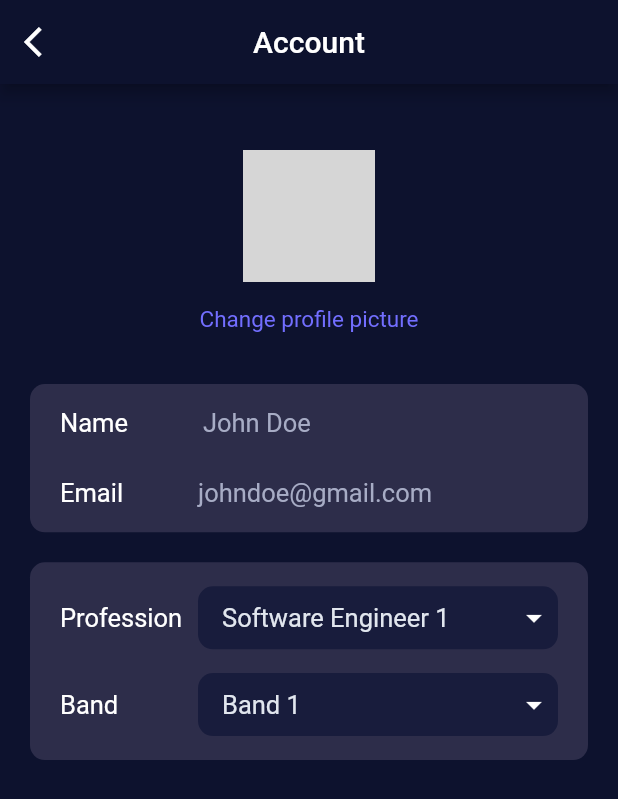
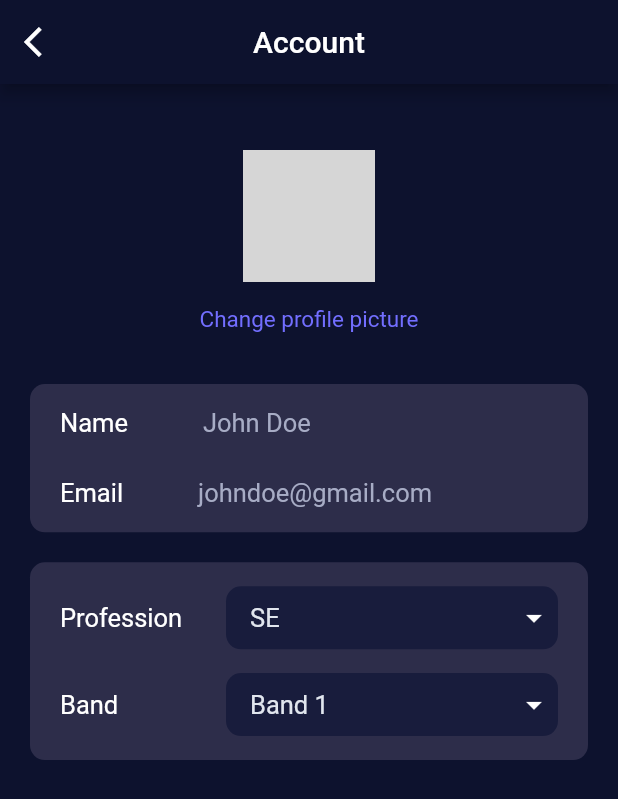
Before and after one commit to CoderPush/Stepper, a Flutter app: the ProfileUserEditScreen screen opened by its route, on a phone screen of 412 x 824 dp. Shown: the top 799 px of the screen. Run offline on Flutter 3.47's test engine with Material 2 defaults, Android fonts, the phone set to English and light mode, and no system bars; our stand-ins replace bloc, equatable, flutter_bloc, get_it, hive, hive_flutter and 1 more; accounts and stored records are empty; network calls fail; grey boxes are pictures that could not be loaded.

Commit message:
responsive ui

```diff
--- a/lib/common/consts.dart
+++ b/lib/common/consts.dart
@@ -36,11 +36,8 @@ List<String> monthNames = [
 
 // Profile user
 final List<String> professionList = [
-  'Software Engineer 1',
-  'Software Engineer 2',
-  'Software Engineer 3',
-  'Software Engineer 4',
-  'Software Engineer 5'
+  'SE',
+  'QA',
 ];
 
 final List<String> bandList = ['Band 1', 'Band 2', 'Band 3', 'Band 4', 'Band 5'];
--- a/lib/presentation/profile_user/views/badge_list_view.dart
+++ b/lib/presentation/profile_user/views/badge_list_view.dart
@@ -7,8 +7,10 @@ class BadgeListView extends StatelessWidget {
 
   @override
   Widget build(BuildContext context) {
+    final screenSize = MediaQuery.of(context).size;
+
     return SizedBox(
-      height: fortySix,
+      height: screenSize.width * 0.11,
       child: ListView.builder(
         scrollDirection: Axis.horizontal,
         itemCount: 10,
--- a/lib/presentation/profile_user/views/badge_view.dart
+++ b/lib/presentation/profile_user/views/badge_view.dart
@@ -21,17 +21,17 @@ class BadgeView extends StatelessWidget {
         vertical: sixteen,
         horizontal: twelve,
       ),
-      height: screenSize.width * 0.30,
+      height: screenSize.width * 0.32,
       width: double.infinity,
       decoration: BoxDecoration(
         color: blueGrey,
         borderRadius: BorderRadius.circular(largeBorderRadius),
       ),
       child: Column(
+        mainAxisAlignment: MainAxisAlignment.spaceBetween,
         children: [
           Container(
             alignment: Alignment.topLeft,
-            margin: const EdgeInsets.only(bottom: twentyOne),
             child: const Text(
               'My Badge',
               style: TextStyle(color: textColor, fontSize: seventeen),
--- a/lib/presentation/profile_user/views/label_view.dart
+++ b/lib/presentation/profile_user/views/label_view.dart
@@ -15,8 +15,10 @@ class LabelView extends StatelessWidget {
 
   @override
   Widget build(BuildContext context) {
+    final screenSize = MediaQuery.of(context).size;
+
     return Container(
-      height: twentyFour,
+      height: screenSize.width * 0.06,
       width: labelWidth,
       decoration: BoxDecoration(
         color: sliderInactiveColor,
--- a/lib/presentation/profile_user/views/mode_view.dart
+++ b/lib/presentation/profile_user/views/mode_view.dart
@@ -8,11 +8,13 @@ class ModeView extends StatelessWidget {
 
   @override
   Widget build(BuildContext context) {
+    final screenSize = MediaQuery.of(context).size;
+
     return Container(
       margin: const EdgeInsets.only(left: twenty, right: twenty, bottom: sixteen),
       padding: const EdgeInsets.only(
           left: twentyFour, right: ten, top: twelve, bottom: twelve),
-      height: fortyFour,
+      height: screenSize.width * 0.11,
       width: double.infinity,
       decoration: BoxDecoration(
         color: blueGrey,
--- a/lib/presentation/profile_user/views/sign_out_view.dart
+++ b/lib/presentation/profile_user/views/sign_out_view.dart
@@ -8,11 +8,13 @@ class SignOutView extends StatelessWidget {
 
   @override
   Widget build(BuildContext context) {
+    final screenSize = MediaQuery.of(context).size;
+
     return GestureDetector(
       onTap: () {},
       child: Container(
         margin: const EdgeInsets.only(left: twenty, right: twenty),
-        height: fortyFour,
+        height: screenSize.width * 0.11,
         width: double.infinity,
         decoration: BoxDecoration(
           color: blueGrey,
--- a/lib/presentation/profile_user_edit/views/row_information_view.dart
+++ b/lib/presentation/profile_user_edit/views/row_information_view.dart
@@ -16,21 +16,27 @@ class RowInformationView extends StatelessWidget {
   Widget build(BuildContext context) {
     return Row(
       children: [
-        Text(
+        Flexible(
+          flex: 1,
+          child: Text(
             firstText,
             style: const TextStyle(
               fontSize: seventeen,
               color: white,
             ),
           ),
+        ),
         const SizedBox(width: fifty),
-        Text(
+        Flexible(
+          flex: 2,
+          child: Text(
             secondText,
             style: const TextStyle(
               fontSize: seventeen,
               color: moreIconColor,
             ),
           ),
+        ),
       ],
     );
   }
--- a/lib/presentation/profile_user_edit/views/row_level_view.dart
+++ b/lib/presentation/profile_user_edit/views/row_level_view.dart
@@ -18,14 +18,19 @@ class RowLevelView extends StatelessWidget {
     return Row(
       mainAxisAlignment: MainAxisAlignment.spaceBetween,
       children: [
-        Text(
+        Flexible(
+          flex: 1,
+          child: Text(
             titleText,
             style: const TextStyle(
               fontSize: seventeen,
               color: white,
             ),
           ),
-        Container(
+        ),
+        Flexible(
+          flex: 2,
+          child: Container(
             height: fortyTwo,
             width: twoHundredForty,
             decoration: BoxDecoration(
@@ -44,8 +49,10 @@ class RowLevelView extends StatelessWidget {
                   items: list
                       .map(
                         (item) => DropdownMenuItem(
-                        child:
-                            Text(item, style: const TextStyle(fontSize: seventeen)),
+                          child: FittedBox(
+                            child: Text(item,
+                                style: const TextStyle(fontSize: seventeen)),
+                          ),
                           value: item,
                         ),
                       )
@@ -54,6 +61,7 @@ class RowLevelView extends StatelessWidget {
               ),
             ),
           ),
+        ),
       ],
     );
   }
```
Also changed, not shown: lib/presentation/profile_user_edit/views/user_information_view.dart (+9 -2 lines). Lines whose indentation alone changed are shown as unchanged.
